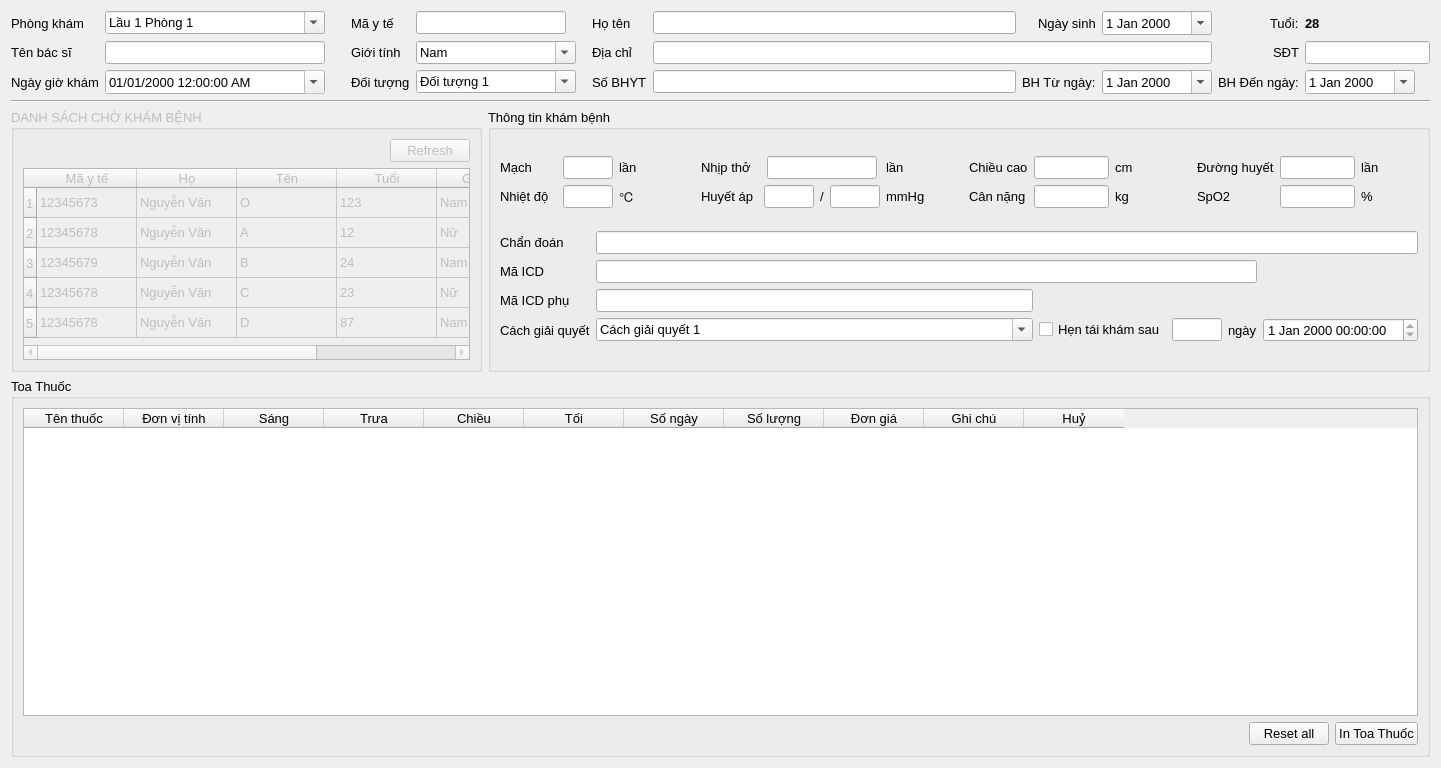
Before: the Qt Designer form src/app/ui/TabKhamBenh.ui in Kiritokun0909/bvgd_project, drawn with Qt 5.
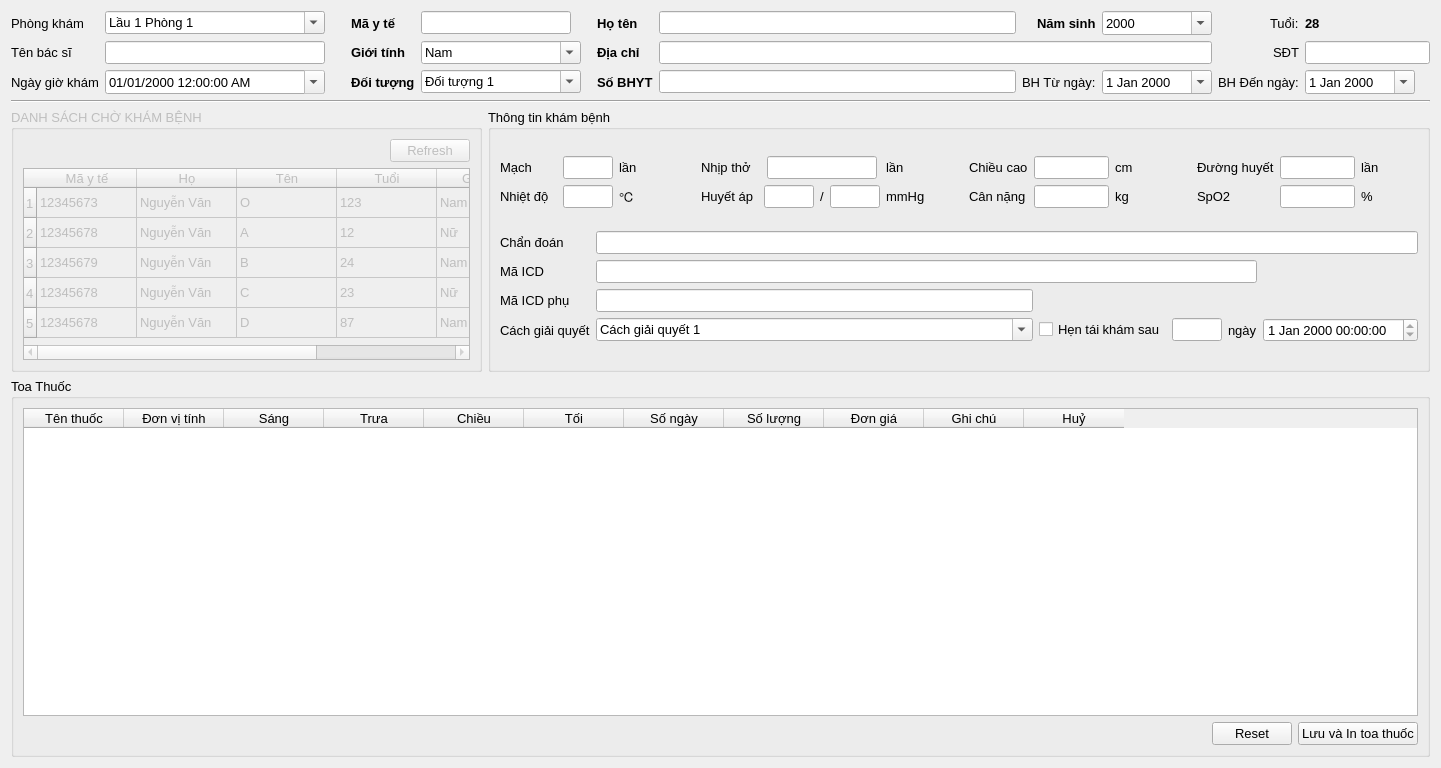
After: the same form once the commit is applied.

```diff
--- a/src/app/ui/TabKhamBenh.ui
+++ b/src/app/ui/TabKhamBenh.ui
@@ -167,6 +167,12 @@
        </item>
        <item row="2" column="6">
         <widget class="QLabel" name="lb_so_bhyt">
+         <property name="font">
+          <font>
+           <weight>75</weight>
+           <bold>true</bold>
+          </font>
+         </property>
          <property name="text">
           <string>Số BHYT</string>
          </property>
@@ -204,6 +210,12 @@
        </item>
        <item row="0" column="3">
         <widget class="QLabel" name="lb_ma_y_te">
+         <property name="font">
+          <font>
+           <weight>75</weight>
+           <bold>true</bold>
+          </font>
+         </property>
          <property name="text">
           <string>Mã y tế</string>
          </property>
@@ -260,6 +272,12 @@
        </item>
        <item row="2" column="3">
         <widget class="QLabel" name="lb_doi_tuong">
+         <property name="font">
+          <font>
+           <weight>75</weight>
+           <bold>true</bold>
+          </font>
+         </property>
          <property name="text">
           <string>Đối tượng</string>
          </property>
@@ -293,6 +311,12 @@
        </item>
        <item row="1" column="3">
         <widget class="QLabel" name="lb_gioi_tinh">
+         <property name="font">
+          <font>
+           <weight>75</weight>
+           <bold>true</bold>
+          </font>
+         </property>
          <property name="text">
           <string>Giới tính</string>
          </property>
@@ -300,8 +324,14 @@
        </item>
        <item row="0" column="8" alignment="Qt::AlignRight">
         <widget class="QLabel" name="lb_ngay_sinh">
+         <property name="font">
+          <font>
+           <weight>75</weight>
+           <bold>true</bold>
+          </font>
+         </property>
          <property name="text">
-          <string>Ngày sinh</string>
+          <string>Năm sinh</string>
          </property>
         </widget>
        </item>
@@ -320,6 +350,9 @@
        </item>
        <item row="0" column="9">
         <widget class="QDateEdit" name="ngay_sinh">
+         <property name="displayFormat">
+          <string>yyyy</string>
+         </property>
          <property name="calendarPopup">
           <bool>true</bool>
          </property>
@@ -327,6 +360,12 @@
        </item>
        <item row="1" column="6">
         <widget class="QLabel" name="lb_dia_chi">
+         <property name="font">
+          <font>
+           <weight>75</weight>
+           <bold>true</bold>
+          </font>
+         </property>
          <property name="text">
           <string>Địa chỉ</string>
          </property>
@@ -351,6 +390,12 @@
        </item>
        <item row="0" column="6">
         <widget class="QLabel" name="lb_ho_ten">
+         <property name="font">
+          <font>
+           <weight>75</weight>
+           <bold>true</bold>
+          </font>
+         </property>
          <property name="text">
           <string>Họ tên</string>
          </property>
@@ -1269,7 +1314,7 @@
             <item>
              <widget class="QPushButton" name="btn_reset_all">
               <property name="text">
-               <string>Reset all</string>
+               <string>Reset</string>
               </property>
              </widget>
             </item>
@@ -1282,7 +1327,7 @@
                </size>
               </property>
               <property name="text">
-               <string>In Toa Thuốc</string>
+               <string>Lưu và In toa thuốc</string>
               </property>
              </widget>
             </item>
```
